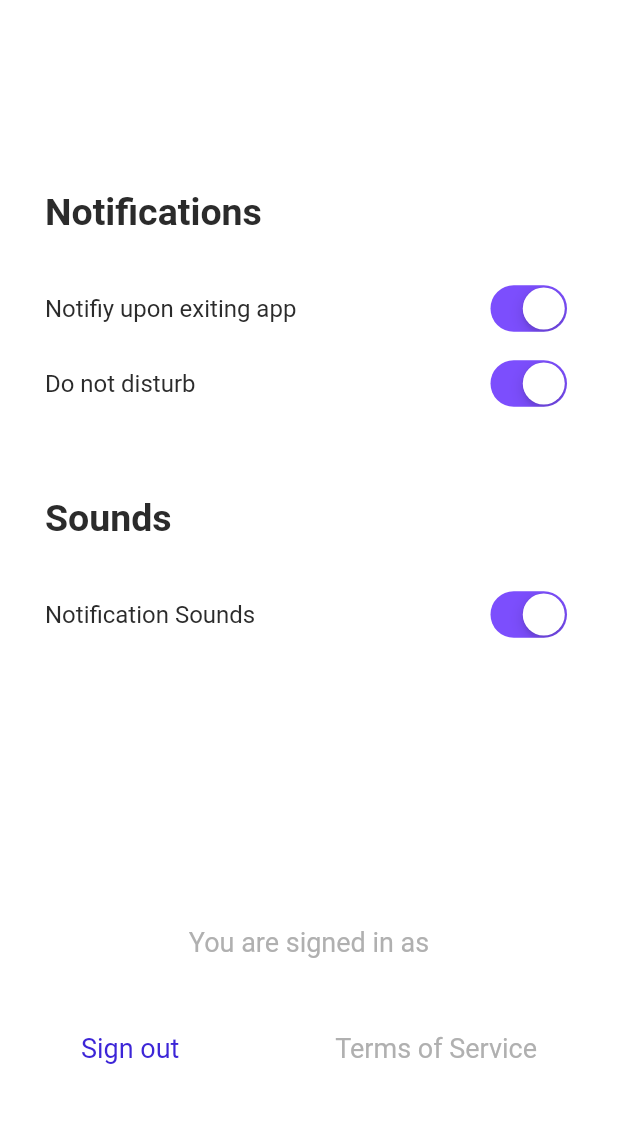
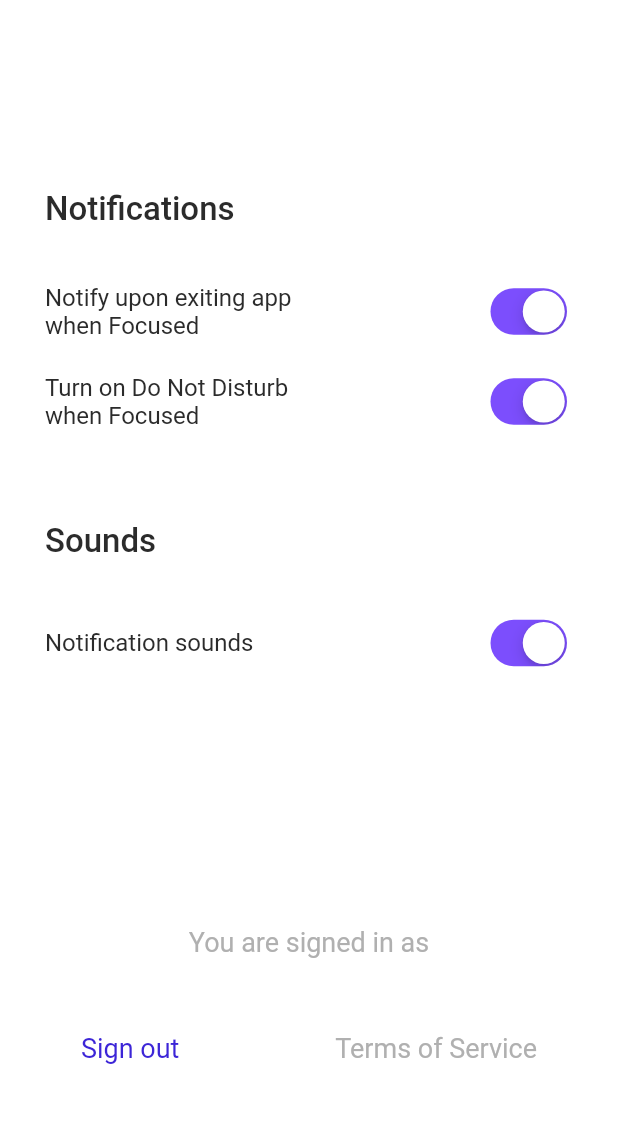
Before and after one commit to AngelK1NG/argus_app_1, a Flutter app: the SettingsPage screen opened by its route, on a phone screen of 412 x 824 dp, the part 98-1221 px from its top. Run offline on Flutter 3.47's test engine with Material 2 defaults, Android fonts, the phone set to English and light mode, and no system bars; our stand-ins replace auto_size_text, cloud_firestore, dots_indicator, firebase_analytics, firebase_auth, flutter_local_notifications and 6 more; missing offline and left inert: apple_sign_in, flutter_dnd, screen; accounts and stored records are empty; statements that could not run were skipped.

Commit message:
Restyled Settings

```diff
--- a/lib/components/settings_tile.dart
+++ b/lib/components/settings_tile.dart
@@ -11,13 +11,16 @@ class SettingsTile extends StatelessWidget {
   @override
   Widget build(BuildContext context) {
     return Container(
-      height: 50,
+      height: 60,
       child: Row(
         mainAxisAlignment: MainAxisAlignment.spaceBetween,
         children: <Widget>[
-          Text(
-            title,
-            style: TextStyle(fontSize: 16),
+          SizedBox(
+            width: 200,
+            child: Text(
+              title,
+              style: TextStyle(fontSize: 16),
+            ),
           ),
           CupertinoSwitch(
             activeColor: Theme.of(context).accentColor,
--- a/lib/screens/settings.dart
+++ b/lib/screens/settings.dart
@@ -87,11 +87,11 @@ class _SettingsPageState extends State<SettingsPage> {
                   padding: EdgeInsets.only(bottom: 25),
                   child: Text(
                     'Notifications',
-                    style: TextStyle(fontSize: 25, fontWeight: FontWeight.bold),
+                    style: TextStyle(fontSize: 22, fontWeight: FontWeight.w500),
                   ),
                 ),
                 SettingsTile(
-                  title: 'Notifiy upon exiting app',
+                  title: 'Notify upon exiting app when Focused',
                   toggle: _notificationsOn,
                   onChanged: (value) {
                     setState(() {
@@ -102,7 +102,7 @@ class _SettingsPageState extends State<SettingsPage> {
                   },
                 ),
                 SettingsTile(
-                  title: 'Do not disturb',
+                  title: 'Turn on Do Not Disturb when Focused',
                   toggle: _dndOn,
                   onChanged: (value) {
                     setState(() {
@@ -115,11 +115,11 @@ class _SettingsPageState extends State<SettingsPage> {
                   padding: EdgeInsets.only(top: 50, bottom: 25),
                   child: Text(
                     'Sounds',
-                    style: TextStyle(fontSize: 25, fontWeight: FontWeight.bold),
+                    style: TextStyle(fontSize: 22, fontWeight: FontWeight.w500),
                   ),
                 ),
                 SettingsTile(
-                  title: 'Notification Sounds',
+                  title: 'Notification sounds',
                   toggle: _soundOn,
                   onChanged: (value) {
                     setState(() {
```
